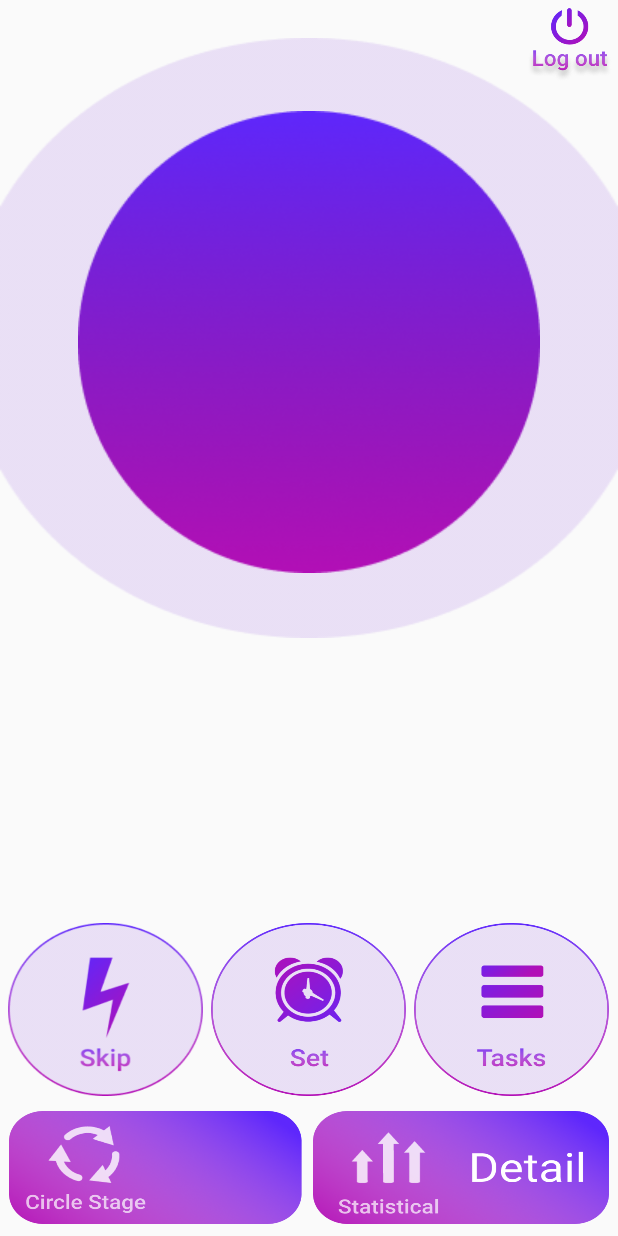
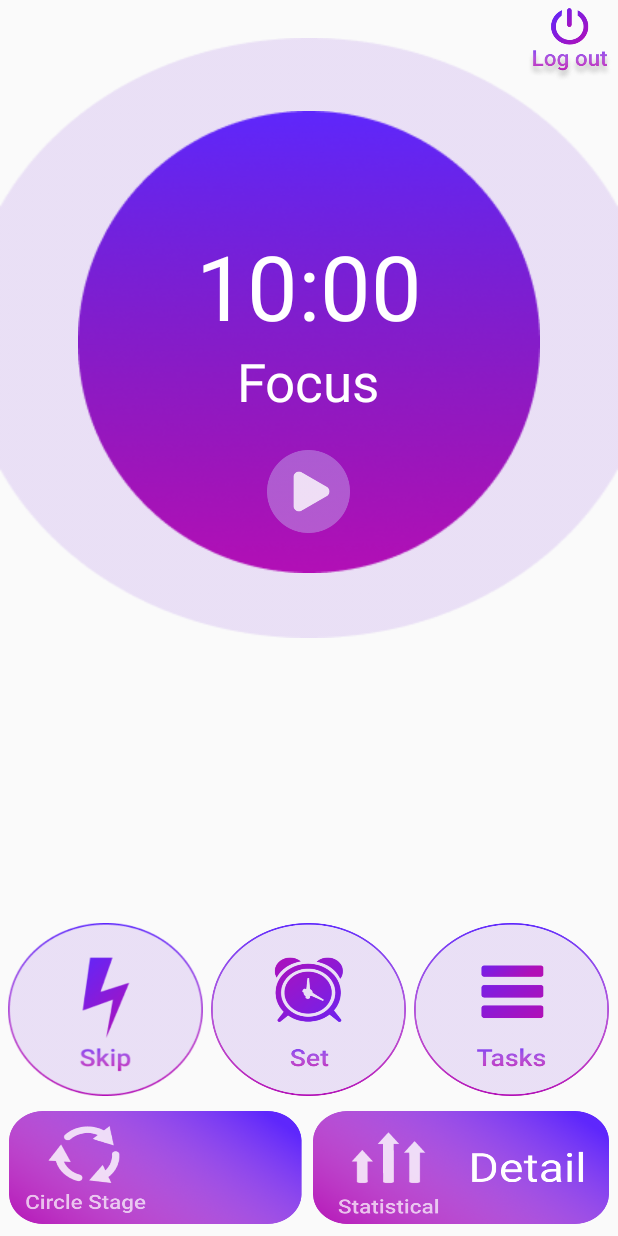
Before and after one commit to hoang023/PomodoroApp, an Android app: the screen it shows after launch (MainActivity), on a phone screen of 412 x 824 dp. Run offline under Robolectric (Android 15) with nearby library versions, the phone set to English and light mode, and no system bars.

Commit message:
play, pause, stop

```diff
--- a/app/src/main/java/com/example/pomodoro/MainActivity.java
+++ b/app/src/main/java/com/example/pomodoro/MainActivity.java
@@ -2,16 +2,78 @@ package com.example.pomodoro;
 
 import androidx.appcompat.app.AppCompatActivity;
 
+import android.app.Activity;
 import android.graphics.Point;
 import android.os.Bundle;
+import android.transition.Transition;
+import android.transition.TransitionManager;
+import android.util.Log;
 import android.view.Display;
+import android.view.View;
+import android.view.ViewGroup;
+import android.view.animation.Animation;
+import android.view.animation.AnimationUtils;
+import android.widget.Button;
 import android.widget.ImageView;
 
 public class MainActivity extends AppCompatActivity {
+    private Button play;
+    private Button play_b;
+    private Button pause_b;
+    private ViewGroup pause;
+    private Button stopb;
+    private Button skipb;
+    private ViewGroup transitionsContainer;
+    private boolean visible;
+
+
     @Override
     protected void onCreate(Bundle savedInstanceState) {
         super.onCreate(savedInstanceState);
         setContentView(R.layout.activity_main);
-
+        Log.d("onCreate","Executed");
+        SetupUIView();
+        play.setOnClickListener(new View.OnClickListener() {
+            @Override
+            public void onClick(View v) {
+                Log.d("aaa","Executed");
+                TransitionManager.beginDelayedTransition(transitionsContainer);
+                play.setVisibility(View.GONE);
+                pause.setVisibility(View.VISIBLE);
+                stopb.setVisibility(View.VISIBLE);
+                Animation animation = AnimationUtils.loadAnimation(MainActivity.this,R.anim.righttoleft);
+                pause.startAnimation(animation);
+                Animation animation1 = AnimationUtils.loadAnimation(MainActivity.this,R.anim.lefttoright);
+                stopb.startAnimation(animation1);
+            }
+        });
+        skipb.setOnClickListener(new View.OnClickListener() {
+            @Override
+            public void onClick(View v) {
+                TransitionManager.beginDelayedTransition(transitionsContainer);
+                play.setVisibility(View.VISIBLE);
+                pause.setVisibility(View.GONE);
+                stopb.setVisibility(View.GONE);
+            }
+        });
+        pause.setOnClickListener(new View.OnClickListener() {
+            @Override
+            public void onClick(View v) {
+                TransitionManager.beginDelayedTransition(transitionsContainer);
+                Log.d("Debug pause", "Executed");
+                visible =!visible;
+                play_b.setVisibility(visible? View.VISIBLE : View.GONE);
+                pause_b.setVisibility(visible? View.GONE : View.VISIBLE);
+            }
+        });
+    }
+    private void SetupUIView() {
+        transitionsContainer = (ViewGroup) findViewById(R.id.relative);
+        play = (Button) findViewById(R.id.play);
+        play_b = (Button) findViewById(R.id.playbutton);
+        pause_b = (Button) findViewById(R.id.pausebutton);
+        stopb = (Button) findViewById(R.id.stop);
+        pause = (ViewGroup) findViewById(R.id.pause);
+        skipb = (Button) findViewById(R.id.skipbutton);
     }
 }
--- /dev/null
+++ b/app/src/main/res/anim/lefttoright.xml
@@ -0,0 +1,6 @@
+<set xmlns:android="http://schemas.android.com/apk/res/android"
+     android:shareInterpolator="false">
+  <translate android:fromXDelta="-100%" android:toXDelta="0%"
+             android:fromYDelta="0%" android:toYDelta="0%"
+             android:duration="1000" />
+</set>
--- /dev/null
+++ b/app/src/main/res/anim/righttoleft.xml
@@ -0,0 +1,6 @@
+<set xmlns:android="http://schemas.android.com/apk/res/android"
+     android:shareInterpolator="false">
+  <translate android:fromXDelta="50%" android:toXDelta="0%"
+      android:fromYDelta="0%" android:toYDelta="0%"
+      android:duration="1000" />
+</set>
--- a/app/src/main/res/layout/activity_main.xml
+++ b/app/src/main/res/layout/activity_main.xml
@@ -2,6 +2,7 @@
 <RelativeLayout xmlns:android="http://schemas.android.com/apk/res/android"
     xmlns:app="http://schemas.android.com/apk/res-auto"
     xmlns:tools="http://schemas.android.com/tools"
+    android:id="@+id/relative"
     android:layout_width="match_parent"
     android:layout_height="match_parent">
 
@@ -13,7 +14,6 @@
         android:layout_alignParentRight="true"
         android:layout_marginRight="3dp"
         android:layout_marginTop="5dp"/>
-
     <TextView
         android:id="@+id/bg1"
         android:layout_width="match_parent"
@@ -21,7 +21,6 @@
         android:layout_alignParentTop="true"
         android:layout_marginTop="25dp"
         android:background="@drawable/bg1" />
-
     <TextView
         android:layout_width="wrap_content"
         android:layout_height="wrap_content"
@@ -29,8 +28,80 @@
         android:layout_marginTop="74dp"
         android:background="@drawable/bg2" />
     <TextView
+        android:id="@+id/time"
         android:layout_width="wrap_content"
-        android:layout_height="wrap_content"/>
+        android:layout_height="wrap_content"
+        android:text="10:00"
+        android:textSize="60dp"
+        android:textColor="@color/white"
+        android:layout_centerHorizontal="true"
+        android:layout_marginTop="150dp"/>
+    <TextView
+        android:id="@+id/status"
+        android:layout_width="wrap_content"
+        android:layout_height="wrap_content"
+        android:text="Focus"
+        android:textSize="35dp"
+        android:layout_below="@+id/time"
+        android:textColor="@color/white"
+        android:layout_centerHorizontal="true" />
+
+    <Button
+        android:id="@+id/play"
+        android:layout_width="55dp"
+        android:layout_height="55dp"
+        android:layout_centerHorizontal="true"
+        android:layout_marginTop="300dp"
+        android:background="@drawable/play"
+        android:visibility="visible"/>
+    <RelativeLayout
+        android:id="@+id/pause"
+        android:layout_width="wrap_content"
+        android:layout_height="wrap_content"
+        android:visibility="gone">
+        <TextView
+            android:id="@+id/backdgrouppause"
+            android:layout_width="55dp"
+            android:layout_height="55dp"
+            android:layout_alignParentStart="true"
+            android:layout_alignParentTop="true"
+            android:layout_marginStart="110dp"
+            android:layout_marginTop="300dp"
+            android:background="@drawable/backgrouppause"
+            android:visibility="visible"/>
+
+        <Button
+            android:id="@+id/pausebutton"
+            android:layout_width="27dp"
+            android:layout_height="27dp"
+            android:layout_alignParentStart="true"
+            android:layout_alignParentTop="true"
+            android:layout_marginStart="124dp"
+            android:layout_marginTop="314dp"
+            android:background="@drawable/pause"
+            android:visibility="visible" />
+        <Button
+            android:id="@+id/playbutton"
+            android:layout_width="25dp"
+            android:layout_height="28dp"
+            android:layout_alignParentStart="true"
+            android:layout_alignParentTop="true"
+            android:layout_marginStart="127dp"
+            android:layout_marginTop="314dp"
+            android:background="@drawable/playbutton"
+            android:visibility="gone" />
+    </RelativeLayout>
+    <Button
+        android:id="@+id/stop"
+        android:layout_width="55dp"
+        android:layout_height="55dp"
+        android:layout_alignParentStart="true"
+        android:layout_alignParentTop="true"
+        android:layout_marginStart="200dp"
+        android:layout_marginTop="300dp"
+        android:background="@drawable/stop"
+        android:visibility="gone"/>
+
     <TableLayout
         android:id="@+id/layout1"
         android:layout_width="match_parent"
```
Also changed, not shown: app/src/main/res/anim/blink_anim.xml (added, +8 -0 lines), app/src/main/res/anim/bounce.xml (added, +12 -0 lines), app/src/main/res/anim/fadein.xml (added, +10 -0 lines), app/src/main/res/anim/fadeout.xml (added, +10 -0 lines), app/src/main/res/anim/mixed_anim.xml (added, +28 -0 lines), app/src/main/res/anim/rotate.xml (added, +11 -0 lines), app/src/main/res/anim/sample_anim.xml (added, +9 -0 lines), app/src/main/res/anim/zoomin.xml (added, +15 -0 lines), app/src/main/res/anim/zoomout.xml (added, +15 -0 lines), app/src/main/res/drawable/backgrouppause.png (added), app/src/main/res/drawable/pause.png (added), app/src/main/res/drawable/play.png (added), app/src/main/res/drawable/playbutton.png (added), app/src/main/res/drawable/stop.png (added).
